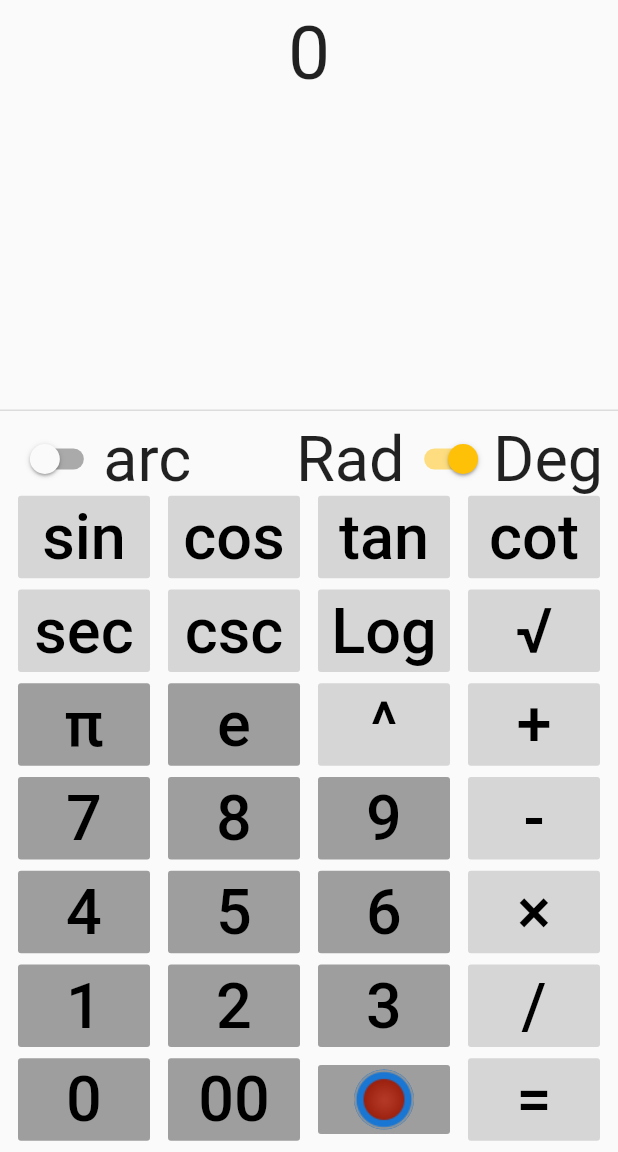
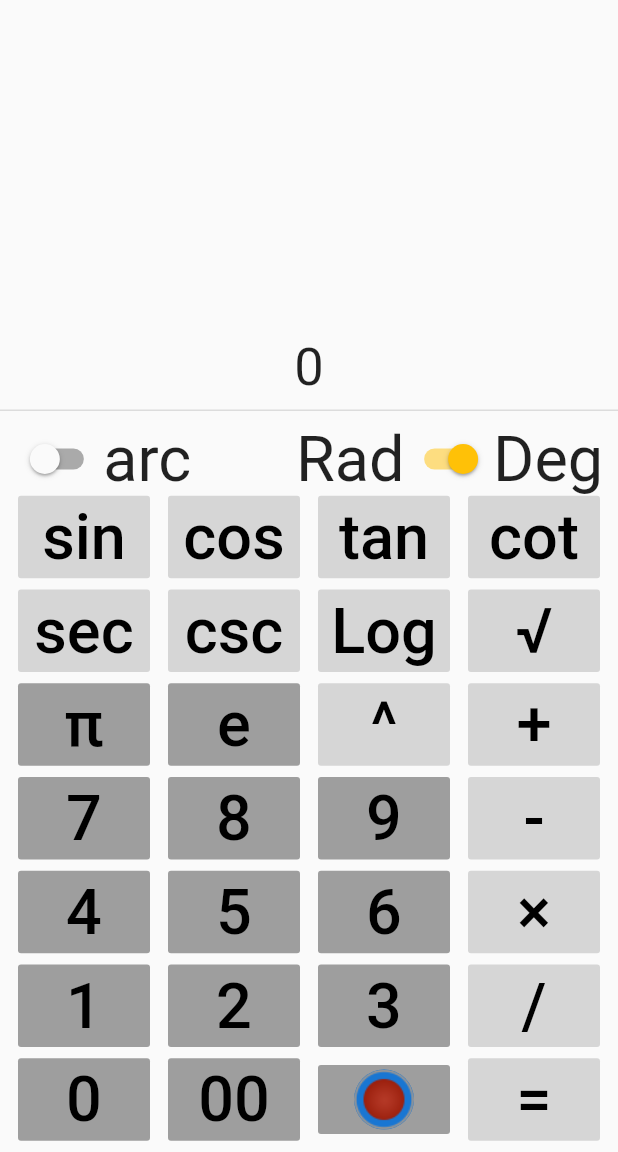
Before and after one commit to chapsan2001/ASFProjects, a Flutter app: the screen it shows after launch, on a phone screen of 412 x 824 dp, the part 84-1236 px from its top. Run offline on Flutter 3.47's test engine with Material 2 defaults, Android fonts, the light colour scheme and no system bars.

Commit message:
My First Calculator

```diff
--- a/my_first_calculator/lib/pages/home.dart
+++ b/my_first_calculator/lib/pages/home.dart
@@ -23,10 +23,9 @@ class HomeState extends State<Home> {
     setState(() {});
   }
   @override
-  Widget build(BuildContext context) {        //This app isn't supposed to work in landscape mode
-    SystemChrome.setPreferredOrientations([
-      DeviceOrientation.portraitUp,
-    ]);
+  Widget build(BuildContext context) {
+    SystemChrome.setPreferredOrientations([DeviceOrientation.portraitUp]);   //This app isn't supposed to work in landscape mode
+    SystemChrome.setEnabledSystemUIOverlays([SystemUiOverlay.top]);          //This line is hiding the bottom navigation bar
     return Scaffold(
       appBar: AppBar(
         elevation: 0,
@@ -63,8 +62,7 @@ class HomeState extends State<Home> {
       body: Column(
         mainAxisAlignment: MainAxisAlignment.end,
         children: <Widget>[
-          Text('$number', style: TextStyle(fontSize: 50)),          //Number display
-          SizedBox(height: 200),
+          Text('$number', style: TextStyle(fontSize: 35)),          //Number display
           Divider(thickness: 1.0),
           Row(                                                      //Button rows
             mainAxisAlignment: MainAxisAlignment.spaceEvenly,
```
